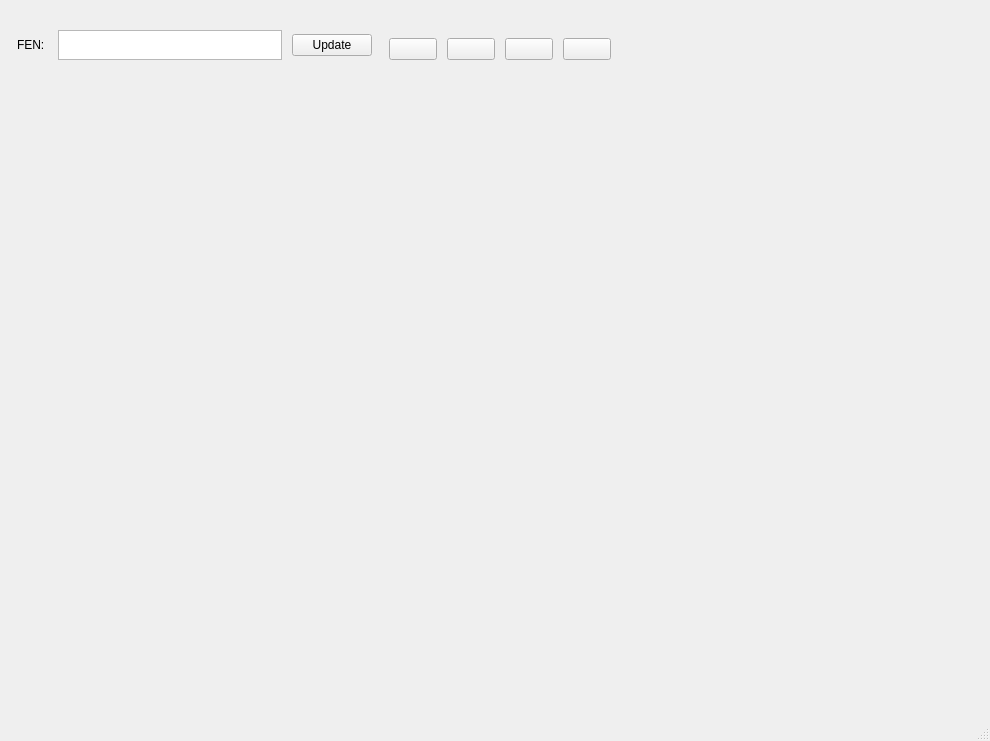
This is gui/DuckChessGUI/mainwindow.ui in szymon-majewski/Duck-Chess as Qt 5 draws it before an edit. The edited form follows.
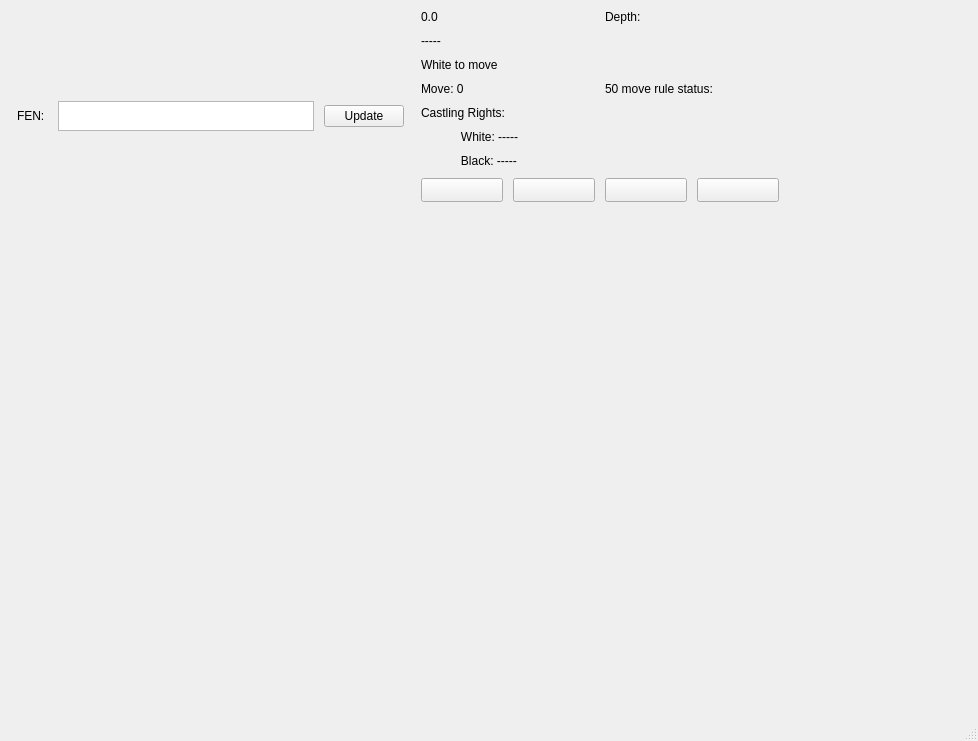
This is the edited form.

Commit message: Safe commit cause im afraid that i can completely destroy it.

Diff of the .ui file:
```diff
--- a/gui/DuckChessGUI/mainwindow.ui
+++ b/gui/DuckChessGUI/mainwindow.ui
@@ -6,7 +6,7 @@
    <rect>
     <x>0</x>
     <y>0</y>
-    <width>990</width>
+    <width>978</width>
     <height>741</height>
    </rect>
   </property>
@@ -115,12 +115,87 @@
       </layout>
      </item>
      <item>
-      <layout class="QVBoxLayout" name="rightPanel" stretch="2,6,1">
+      <layout class="QVBoxLayout" name="rightPanel" stretch="3,5,1">
        <property name="sizeConstraint">
-        <enum>QLayout::SetDefaultConstraint</enum>
+        <enum>QLayout::SetFixedSize</enum>
        </property>
        <item>
-        <layout class="QHBoxLayout" name="enginePanel"/>
+        <layout class="QVBoxLayout" name="enginePanel">
+         <property name="sizeConstraint">
+          <enum>QLayout::SetFixedSize</enum>
+         </property>
+         <item>
+          <layout class="QHBoxLayout" name="evaluationAndDepthLayout">
+           <item>
+            <widget class="QLabel" name="evaluationLabel">
+             <property name="text">
+              <string>0.0</string>
+             </property>
+            </widget>
+           </item>
+           <item>
+            <widget class="QLabel" name="depthLabel">
+             <property name="text">
+              <string>Depth: </string>
+             </property>
+            </widget>
+           </item>
+          </layout>
+         </item>
+         <item>
+          <widget class="QLabel" name="bestMovesLabel">
+           <property name="text">
+            <string>-----</string>
+           </property>
+          </widget>
+         </item>
+         <item>
+          <widget class="QLabel" name="playerToMoveLabel">
+           <property name="text">
+            <string>White to move</string>
+           </property>
+          </widget>
+         </item>
+         <item>
+          <layout class="QHBoxLayout" name="movesNumbersLayout">
+           <item>
+            <widget class="QLabel" name="moveNumberLabel">
+             <property name="text">
+              <string>Move: 0</string>
+             </property>
+            </widget>
+           </item>
+           <item>
+            <widget class="QLabel" name="rule50Label">
+             <property name="text">
+              <string>50 move rule status: </string>
+             </property>
+            </widget>
+           </item>
+          </layout>
+         </item>
+         <item>
+          <widget class="QLabel" name="castlingRightsLabel">
+           <property name="text">
+            <string>Castling Rights:</string>
+           </property>
+          </widget>
+         </item>
+         <item>
+          <widget class="QLabel" name="castlingRightsWhiteLabel">
+           <property name="text">
+            <string>            White: -----</string>
+           </property>
+          </widget>
+         </item>
+         <item>
+          <widget class="QLabel" name="castlingRightsBlackLabel">
+           <property name="text">
+            <string>            Black: -----</string>
+           </property>
+          </widget>
+         </item>
+        </layout>
        </item>
        <item>
         <layout class="QGridLayout" name="movesPanel"/>
@@ -128,10 +203,16 @@
        <item>
         <layout class="QHBoxLayout" name="movesControllerPanel">
          <property name="sizeConstraint">
-          <enum>QLayout::SetMaximumSize</enum>
+          <enum>QLayout::SetFixedSize</enum>
          </property>
          <item>
           <widget class="QPushButton" name="fastBackwardsBtn">
+           <property name="minimumSize">
+            <size>
+             <width>82</width>
+             <height>24</height>
+            </size>
+           </property>
            <property name="text">
             <string/>
            </property>
@@ -139,6 +220,12 @@
          </item>
          <item>
           <widget class="QPushButton" name="backwardsBtn">
+           <property name="minimumSize">
+            <size>
+             <width>82</width>
+             <height>24</height>
+            </size>
+           </property>
            <property name="text">
             <string/>
            </property>
@@ -146,6 +233,15 @@
          </item>
          <item>
           <widget class="QPushButton" name="forwardsBtn">
+           <property name="enabled">
+            <bool>true</bool>
+           </property>
+           <property name="minimumSize">
+            <size>
+             <width>82</width>
+             <height>24</height>
+            </size>
+           </property>
            <property name="text">
             <string/>
            </property>
@@ -153,6 +249,12 @@
          </item>
          <item>
           <widget class="QPushButton" name="fastForwardsBtn">
+           <property name="minimumSize">
+            <size>
+             <width>82</width>
+             <height>24</height>
+            </size>
+           </property>
            <property name="text">
             <string/>
            </property>
```
Left out of the diff: 8 changed lines with no effect on the pictures.
